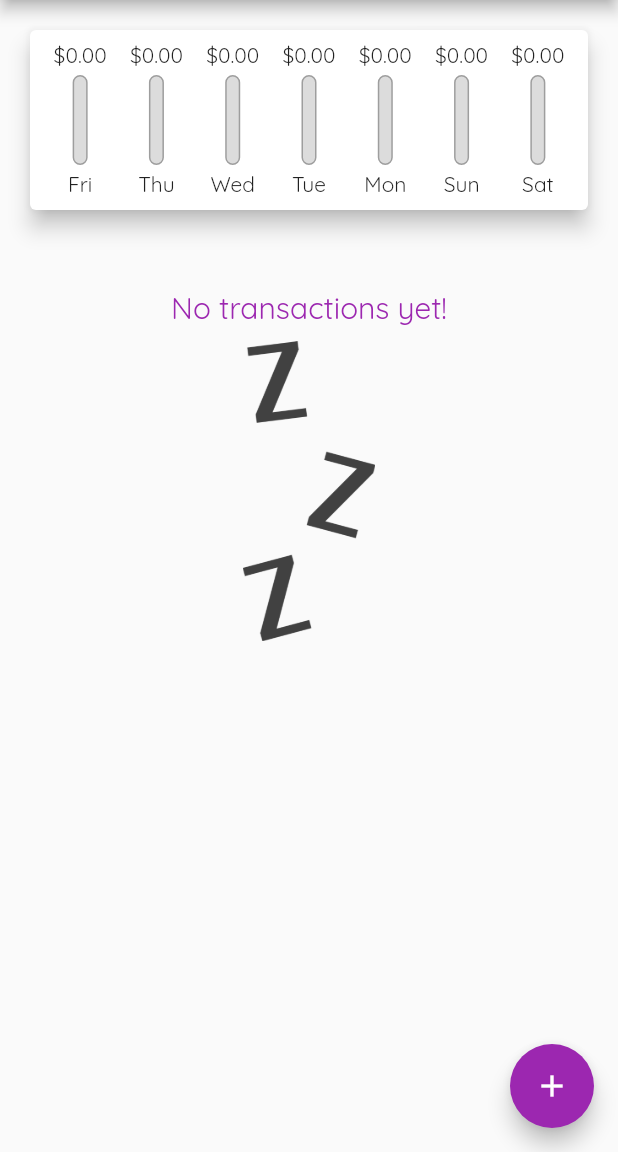
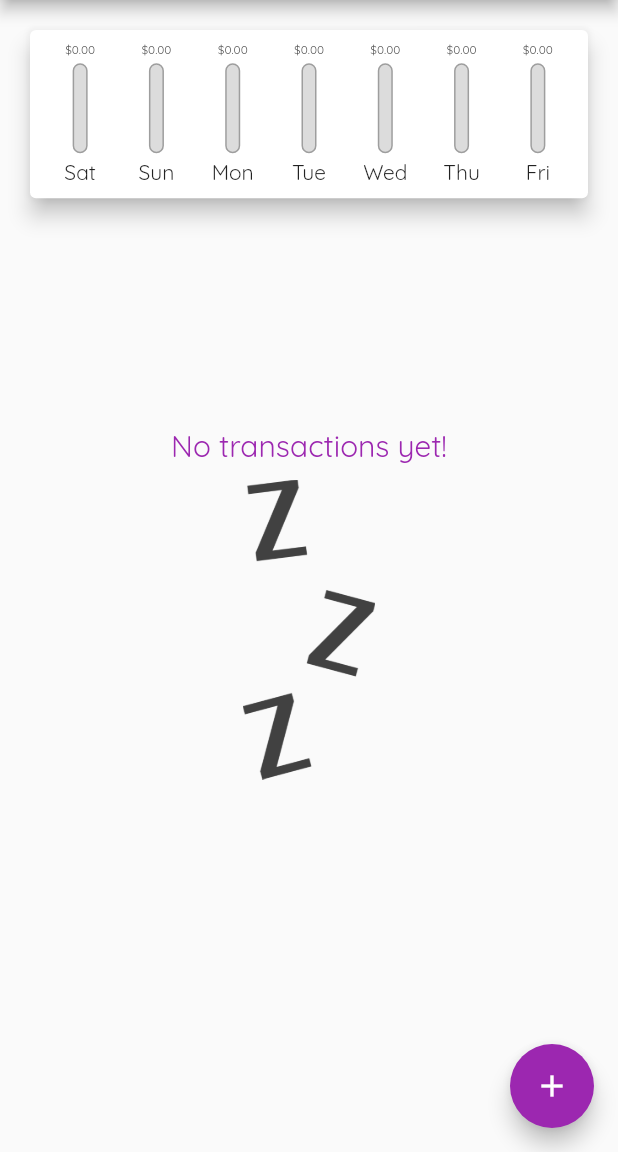
Before and after one commit to Sudhanva-Nadiger/Personal_Expense_Tracker, a Flutter app: the screen it shows after launch, on a phone screen of 412 x 824 dp, the part 84-1236 px from its top. Run offline on Flutter 3.47's test engine with Material 2 defaults, Android fonts, the phone set to English and light mode, and no system bars.

Commit message:
convert to listtile, bug fix

```diff
--- a/lib/widgets/cart_bar.dart
+++ b/lib/widgets/cart_bar.dart
@@ -15,7 +15,10 @@ class ChartBar extends StatelessWidget {
   Widget build(BuildContext context) {
     return Column(
       children: [
-        FittedBox(child: Text('\$${spendingAmount.toStringAsFixed(2)}')),
+        SizedBox(
+            width: 20,
+            child: FittedBox(
+                child: Text('\$${spendingAmount.toStringAsFixed(2)}'))),
         const SizedBox(
           height: 4,
         ),
--- a/lib/widgets/chart.dart
+++ b/lib/widgets/chart.dart
@@ -25,7 +25,7 @@ class Chart extends StatelessWidget {
         'day': DateFormat.E().format(weekDay).toString(),
         'amount': totalSum
       };
-    });
+    }).reversed.toList();
   }
 
   double get totalSpending {
@@ -43,7 +43,8 @@ class Chart extends StatelessWidget {
       child: Padding(
         padding: const EdgeInsets.all(8.0),
         child: Row(
-          children: groupedTransactions.map((data) {
+          children: groupedTransactions.map(
+            (data) {
               return Flexible(
                 fit: FlexFit.tight,
                 child: ChartBar(
@@ -53,7 +54,8 @@ class Chart extends StatelessWidget {
                         ? 0.0
                         : ((data['amount'] as double) / totalSpending)),
               );
-          }).toList(),
+            },
+          ).toList(),
         ),
       ),
     );
```
Also changed, not shown: lib/widgets/transaction_list.dart (+49 -24 lines). Lines whose indentation alone changed are shown as unchanged.
